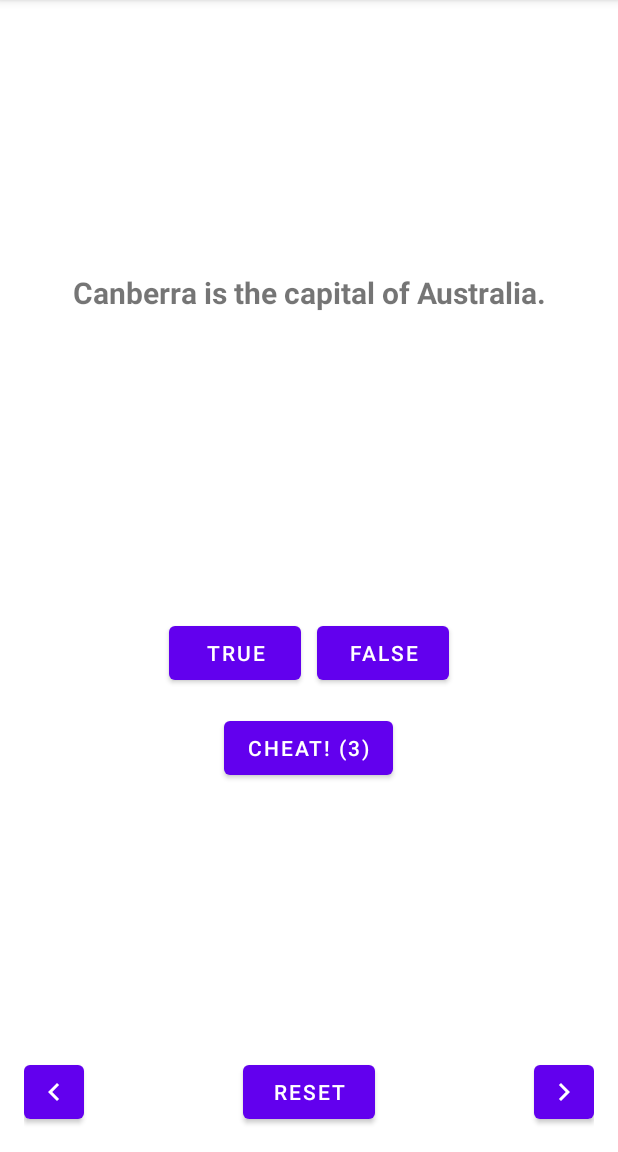
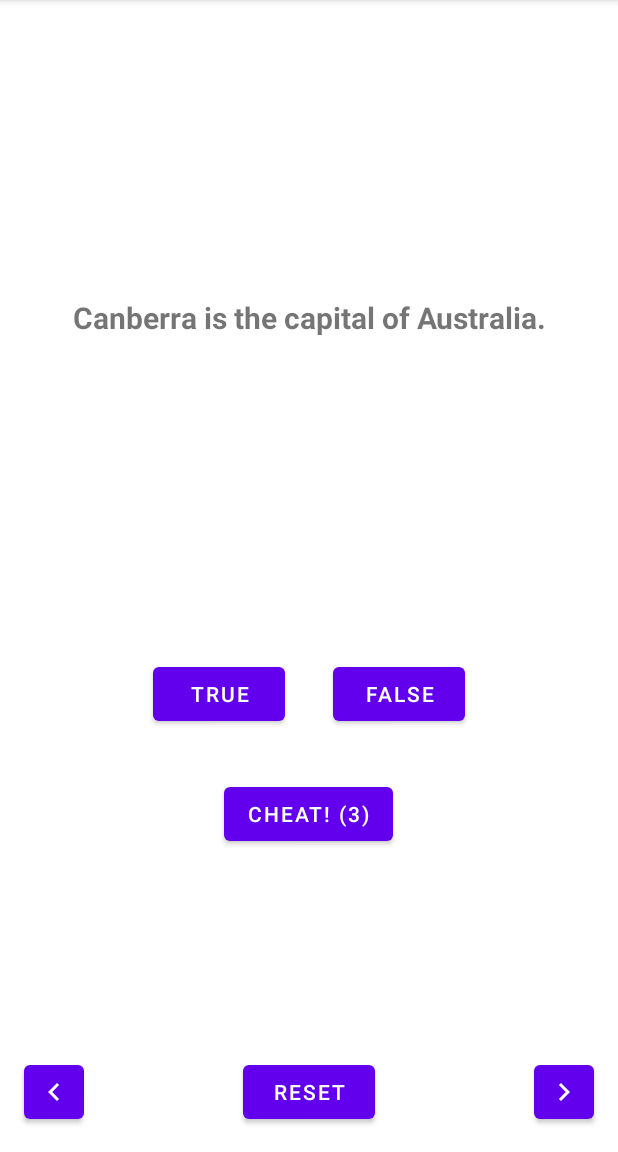
Before and after one commit to MaxKliuba/GeoQuiz, an Android app: the screen it shows after launch (MainActivity), on a phone screen of 412 x 824 dp, the part 84-1236 px from its top. Run offline under Robolectric (Android 15) with nearby library versions, the phone set to English and light mode, and no system bars.

Commit message:
fix activity_main layout

```diff
--- a/app/src/main/res/layout/activity_main.xml
+++ b/app/src/main/res/layout/activity_main.xml
@@ -10,8 +10,8 @@
         android:layout_width="wrap_content"
         android:layout_height="wrap_content"
         android:layout_gravity="center_horizontal"
+        android:padding="16dp"
         android:gravity="center"
-        android:padding="16dp"
         android:textSize="20sp"
         android:textStyle="bold"
         app:layout_constraintBottom_toTopOf="@+id/answer_buttons_container"
@@ -25,12 +25,12 @@
         android:layout_width="wrap_content"
         android:layout_height="wrap_content"
         android:layout_gravity="center"
-        android:layout_margin="16dp"
         android:orientation="vertical"
         app:layout_constraintBottom_toTopOf="@+id/navigate_button_container"
         app:layout_constraintEnd_toEndOf="parent"
         app:layout_constraintStart_toStartOf="parent"
-        app:layout_constraintTop_toBottomOf="@+id/question_text_view">
+        app:layout_constraintTop_toTopOf="parent"
+        app:layout_constraintVertical_bias="0.800">
 
         <LinearLayout
             android:layout_width="wrap_content"
@@ -42,14 +42,14 @@
                 android:id="@+id/true_button"
                 android:layout_width="wrap_content"
                 android:layout_height="wrap_content"
-                android:layout_margin="5dp"
+                android:layout_margin="16dp"
                 android:text="@string/true_button" />
 
             <Button
                 android:id="@+id/false_button"
                 android:layout_width="wrap_content"
                 android:layout_height="wrap_content"
-                android:layout_margin="5dp"
+                android:layout_margin="16dp"
                 android:text="@string/false_button" />
         </LinearLayout>
 
@@ -58,7 +58,7 @@
             android:layout_width="wrap_content"
             android:layout_height="wrap_content"
             android:layout_gravity="center"
-            android:layout_marginTop="10dp"
+            android:layout_margin="16dp"
             android:text="@string/cheat_button" />
 
     </LinearLayout>
@@ -68,13 +68,13 @@
         android:layout_width="match_parent"
         android:layout_height="wrap_content"
         android:layout_gravity="bottom"
-        android:layout_margin="16dp"
         app:layout_constraintBottom_toBottomOf="parent"
         app:layout_constraintEnd_toEndOf="parent"
         app:layout_constraintStart_toStartOf="parent">
 
         <Button
             android:id="@+id/prev_button"
+            android:layout_margin="16dp"
             android:layout_width="40dp"
             android:layout_height="wrap_content"
             android:layout_gravity="start"
@@ -85,6 +85,7 @@
             app:iconPadding="0dp" />
 
         <Button
+            android:layout_margin="16dp"
             android:id="@+id/reset_button"
             android:layout_width="wrap_content"
             android:layout_height="wrap_content"
@@ -93,6 +94,7 @@
 
         <Button
             android:id="@+id/next_button"
+            android:layout_margin="16dp"
             android:layout_width="40dp"
             android:layout_height="wrap_content"
             android:layout_gravity="end"
```
